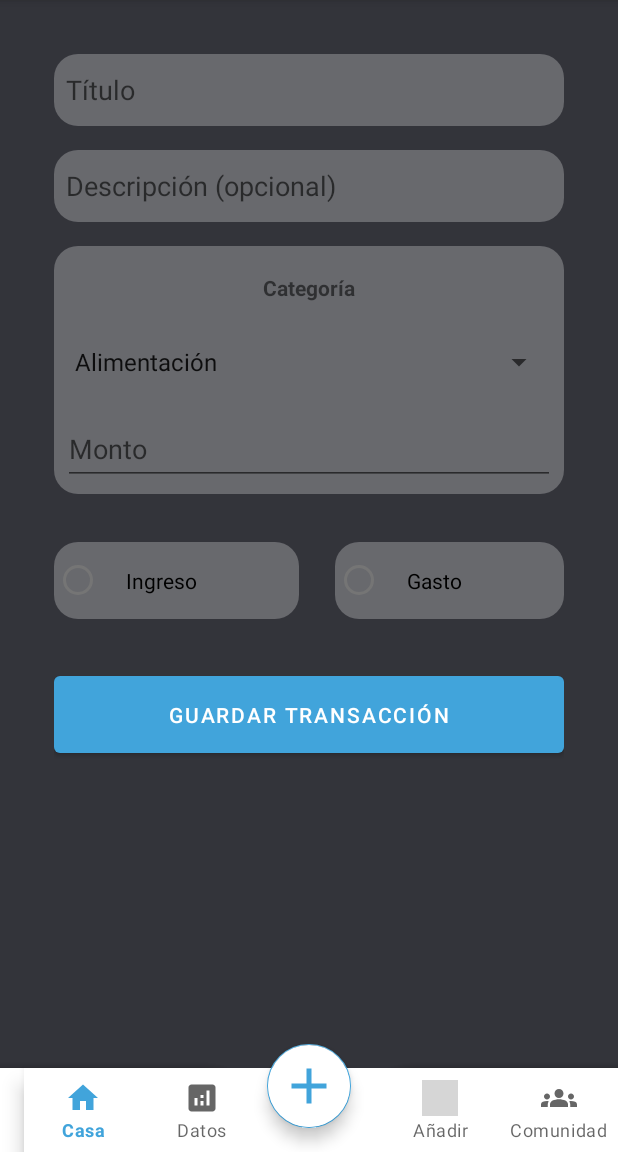
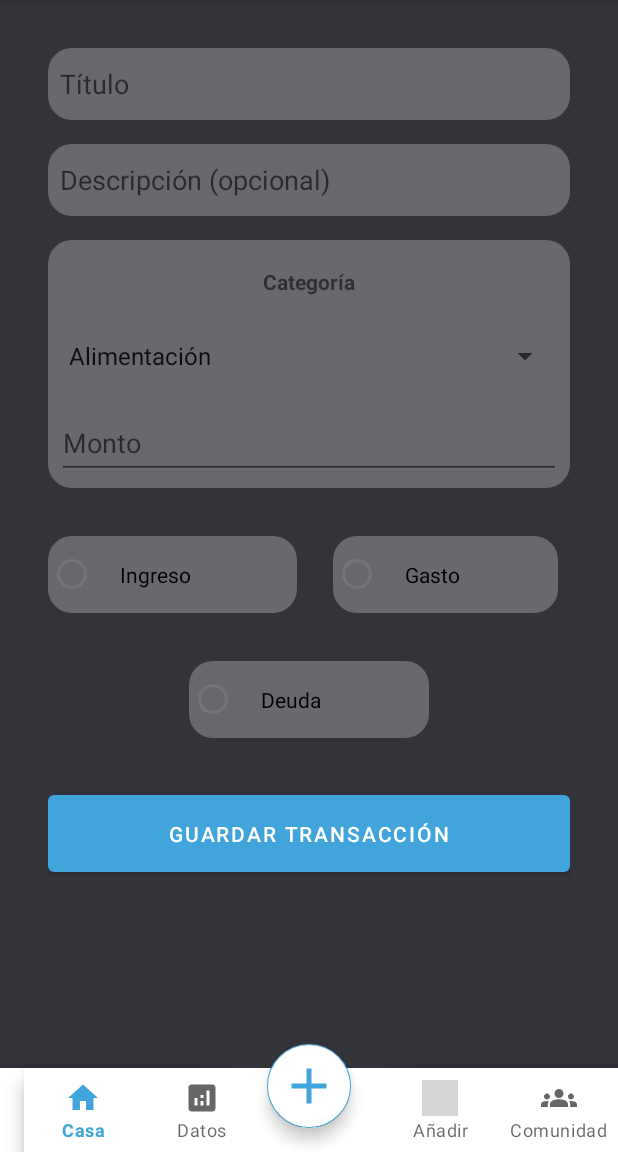
Before and after one commit to AlejoR147/PolyPus, an Android app: the fragment AddTransactionFragment placed in its activity, on a phone screen of 412 x 824 dp, the part 84-1236 px from its top. Run offline under Robolectric (Android 15) with nearby library versions, the phone set to English and light mode, and no system bars; our stand-ins replace Firebase (no records; nobody signed in at launch, a user with empty details on screens opened directly); grey boxes are pictures that could not be loaded.

Commit message:
avance ajam

```diff
--- a/app/build.gradle.kts
+++ b/app/build.gradle.kts
@@ -27,6 +27,11 @@ android {
             )
         }
     }
+
+    buildFeatures {
+        viewBinding = true
+    }
+
     compileOptions {
         sourceCompatibility = JavaVersion.VERSION_1_8
         targetCompatibility = JavaVersion.VERSION_1_8
@@ -44,6 +49,9 @@ dependencies {
     implementation(libs.material)
     implementation(libs.androidx.activity)
     implementation(libs.androidx.constraintlayout)
+
+    implementation("org.quanqi:android-holo-graph:0.1.0")
+
     implementation(libs.firebase.auth)
     implementation(libs.androidx.credentials)
     implementation(libs.androidx.credentials.play.services.auth)
--- a/app/src/main/res/layout/fragment_add.xml
+++ b/app/src/main/res/layout/fragment_add.xml
@@ -1,5 +1,6 @@
 <ScrollView xmlns:android="http://schemas.android.com/apk/res/android"
     xmlns:app="http://schemas.android.com/apk/res-auto"
+    xmlns:tools="http://schemas.android.com/tools"
     android:layout_width="match_parent"
     android:layout_height="match_parent"
     android:layout_marginBottom="8dp"
@@ -7,10 +8,10 @@
 
     <LinearLayout
         android:layout_width="match_parent"
-        android:layout_height="wrap_content"
+        android:layout_height="match_parent"
+        android:layout_margin="12dp"
         android:gravity="center_horizontal"
-        android:orientation="vertical"
-        android:layout_margin="16dp">
+        android:orientation="vertical">
 
         <EditText
             android:id="@+id/etTitle"
@@ -41,9 +42,9 @@
             android:layout_width="match_parent"
             android:layout_height="match_parent"
             android:layout_marginBottom="16dp"
-            android:padding="6dp"
             android:background="@drawable/semi_white_bg"
-            android:orientation="vertical">
+            android:orientation="vertical"
+            android:padding="6dp">
 
             <TextView
                 android:layout_width="match_parent"
@@ -79,16 +80,19 @@
             android:layout_height="match_parent">
 
             <LinearLayout
-                android:layout_width="match_parent"
-                android:layout_height="match_parent"
-                android:orientation="horizontal">
+                android:layout_width="0dp"
+                android:layout_height="wrap_content"
+                android:orientation="horizontal"
+                app:layout_constraintEnd_toEndOf="parent"
+                app:layout_constraintStart_toStartOf="parent"
+                tools:ignore="MissingConstraints">
 
                 <RadioButton
                     android:id="@+id/rbIncome"
-                    android:layout_width="wrap_content"
+                    android:layout_width="match_parent"
                     android:layout_height="wrap_content"
+                    android:layout_marginTop="16dp"
                     android:layout_marginEnd="8dp"
-                    android:layout_marginTop="16dp"
                     android:layout_marginBottom="16dp"
                     android:layout_weight="0.5"
                     android:background="@drawable/semi_white_bg"
@@ -97,15 +101,42 @@
 
                 <RadioButton
                     android:id="@+id/rbExpense"
-                    android:layout_width="wrap_content"
+                    android:layout_width="match_parent"
                     android:layout_height="wrap_content"
                     android:layout_marginStart="16dp"
                     android:layout_marginTop="16dp"
+                    android:layout_marginEnd="8dp"
                     android:layout_marginBottom="16dp"
                     android:layout_weight="0.5"
                     android:background="@drawable/semi_white_bg"
                     android:padding="16dp"
                     android:text="@string/gasto" />
+
+            </LinearLayout>
+        </androidx.constraintlayout.widget.ConstraintLayout>
+
+        <androidx.constraintlayout.widget.ConstraintLayout
+            android:layout_width="match_parent"
+            android:layout_height="match_parent">
+
+            <LinearLayout
+                android:layout_width="160dp"
+                android:layout_height="wrap_content"
+                android:orientation="horizontal"
+                app:layout_constraintBottom_toBottomOf="parent"
+                app:layout_constraintEnd_toEndOf="parent"
+                app:layout_constraintStart_toStartOf="parent"
+                app:layout_constraintTop_toTopOf="parent">
+
+                <RadioButton
+                    android:id="@+id/rbDeuda"
+                    android:layout_width="match_parent"
+                    android:layout_height="wrap_content"
+                    android:layout_marginTop="16dp"
+                    android:layout_marginBottom="16dp"
+                    android:background="@drawable/semi_white_bg"
+                    android:padding="16dp"
+                    android:text="@string/Deuda" />
             </LinearLayout>
         </androidx.constraintlayout.widget.ConstraintLayout>
 
--- a/app/src/main/res/values/strings.xml
+++ b/app/src/main/res/values/strings.xml
@@ -17,6 +17,7 @@
     <string name="ingreso">Ingreso</string>
     <string name="gasto">Gasto</string>
     <string name="guardar_transacci_n">Guardar Transacción</string>
+    <string name="Deuda">Deuda</string>
     <string-array name="transaction_types">
         <item>Income</item>
         <item>Expense</item>
```
Also changed, not shown: app/src/main/res/drawable/logo2.png (added), app/src/main/res/drawable/logo3.jpg (added).
